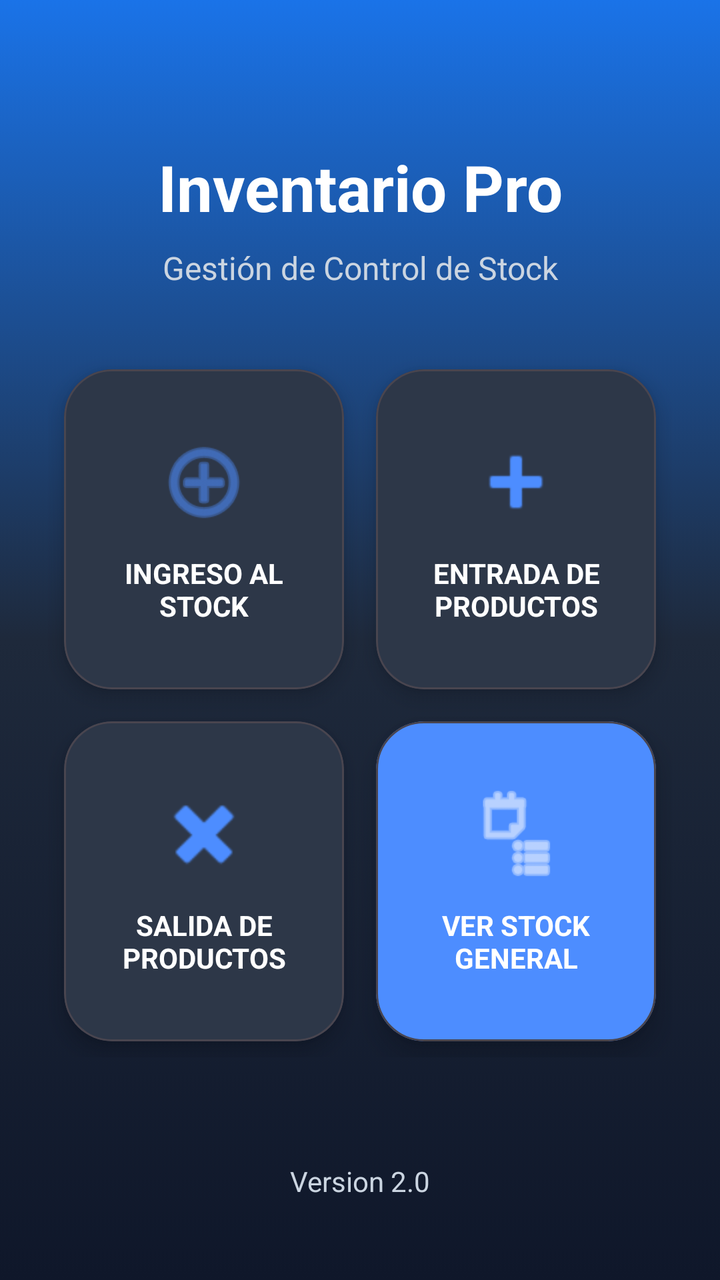
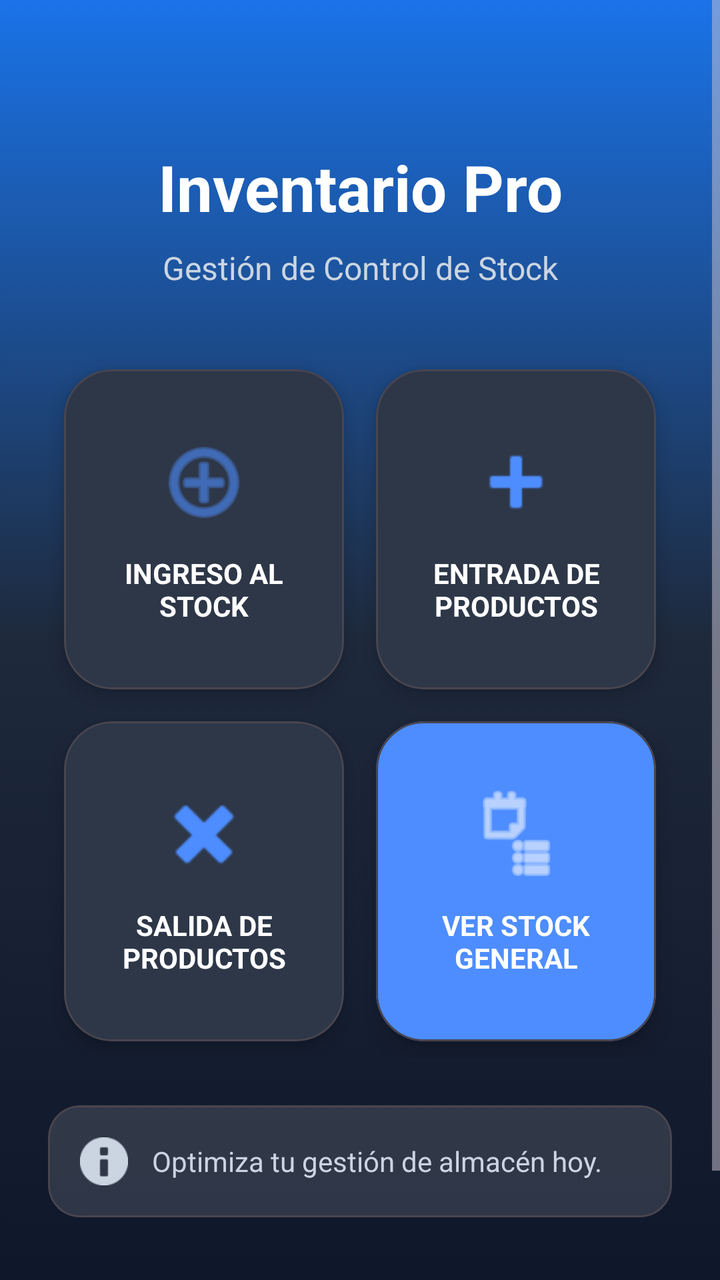

Screens rendered from an Android XML layout before and after an edit, with the pre-edit source and the edit as a unified diff.
<!-- AndroidManifest.xml: activity theme Theme.InventarioApp -->
<!-- res/layout/activity_main.xml -->
<?xml version="1.0" encoding="utf-8"?>
<ScrollView xmlns:android="http://schemas.android.com/apk/res/android"
    xmlns:app="http://schemas.android.com/apk/res-auto"
    xmlns:tools="http://schemas.android.com/tools"
    android:layout_width="match_parent"
    android:layout_height="match_parent"
    android:fillViewport="true"
    android:background="@drawable/fondo_degradado">

    <androidx.constraintlayout.widget.ConstraintLayout
        android:layout_width="match_parent"
        android:layout_height="wrap_content"
        android:padding="24dp"
        tools:context=".MainActivity">

        
        <TextView
            android:id="@+id/tvTitulo"
            android:layout_width="0dp"
            android:layout_height="wrap_content"
            android:layout_marginTop="48dp"
            android:gravity="center"
            android:text="@string/title_main"
            android:textColor="@color/white"
            android:textSize="32sp"
            android:textStyle="bold"
            app:layout_constraintEnd_toEndOf="parent"
            app:layout_constraintStart_toStartOf="parent"
            app:layout_constraintTop_toTopOf="parent" />

        <TextView
            android:id="@+id/tvSubtitulo"
            android:layout_width="0dp"
            android:layout_height="wrap_content"
            android:layout_marginTop="8dp"
            android:gravity="center"
            android:text="@string/subtitle_main"
            android:textColor="@color/text_secondary"
            android:textSize="16sp"
            app:layout_constraintEnd_toEndOf="parent"
            app:layout_constraintStart_toStartOf="parent"
            app:layout_constraintTop_toBottomOf="@id/tvTitulo" />

        
        <GridLayout
            android:id="@+id/glMenu"
            android:layout_width="match_parent"
            android:layout_height="wrap_content"
            android:layout_marginTop="32dp"
            android:columnCount="2"
            android:alignmentMode="alignMargins"
            app:layout_constraintEnd_toEndOf="parent"
            app:layout_constraintStart_toStartOf="parent"
            app:layout_constraintTop_toBottomOf="@id/tvSubtitulo">

            
            <com.google.android.material.card.MaterialCardView
                android:id="@+id/buttonIngresoStock"
                android:layout_width="0dp"
                android:layout_height="160dp"
                android:layout_columnWeight="1"
                android:layout_margin="8dp"
                android:clickable="true"
                android:focusable="true"
                app:cardBackgroundColor="@color/card_background"
                app:cardCornerRadius="24dp"
                app:cardElevation="6dp"
                app:rippleColor="#20FFFFFF">

                <LinearLayout
                    android:layout_width="match_parent"
                    android:layout_height="match_parent"
                    android:gravity="center"
                    android:orientation="vertical"
                    android:padding="16dp">

                    <ImageView
                        android:layout_width="48dp"
                        android:layout_height="48dp"
                        android:src="@android:drawable/ic_menu_add"
                        android:contentDescription="@string/btn_ingreso_stock"
                        app:tint="@color/primary" />

                    <TextView
                        android:layout_width="match_parent"
                        android:layout_height="wrap_content"
                        android:layout_marginTop="12dp"
                        android:gravity="center"
                        android:text="@string/btn_ingreso_stock"
                        android:textColor="@color/text_primary"
                        android:textSize="14sp"
                        android:textStyle="bold" />
                </LinearLayout>
            </com.google.android.material.card.MaterialCardView>

            
            <com.google.android.material.card.MaterialCardView
                android:id="@+id/buttonEntradaProductos"
                android:layout_width="0dp"
                android:layout_height="160dp"
                android:layout_columnWeight="1"
                android:layout_margin="8dp"
                android:clickable="true"
                android:focusable="true"
                app:cardBackgroundColor="@color/card_background"
                app:cardCornerRadius="24dp"
                app:cardElevation="6dp"
                app:rippleColor="#20FFFFFF">

                <LinearLayout
                    android:layout_width="match_parent"
                    android:layout_height="match_parent"
                    android:gravity="center"
                    android:orientation="vertical"
                    android:padding="16dp">

                    <ImageView
                        android:layout_width="48dp"
                        android:layout_height="48dp"
                        android:src="@android:drawable/ic_input_add"
                        android:contentDescription="@string/btn_entrada_productos"
                        app:tint="@color/primary" />

                    <TextView
                        android:layout_width="match_parent"
                        android:layout_height="wrap_content"
                        android:layout_marginTop="12dp"
                        android:gravity="center"
                        android:text="@string/btn_entrada_productos"
                        android:textColor="@color/text_primary"
                        android:textSize="14sp"
                        android:textStyle="bold" />
                </LinearLayout>
            </com.google.android.material.card.MaterialCardView>

            
            <com.google.android.material.card.MaterialCardView
                android:id="@+id/buttonSalidaProductos"
                android:layout_width="0dp"
                android:layout_height="160dp"
                android:layout_columnWeight="1"
                android:layout_margin="8dp"
                android:clickable="true"
                android:focusable="true"
                app:cardBackgroundColor="@color/card_background"
                app:cardCornerRadius="24dp"
                app:cardElevation="6dp"
                app:rippleColor="#20FFFFFF">

                <LinearLayout
                    android:layout_width="match_parent"
                    android:layout_height="match_parent"
                    android:gravity="center"
                    android:orientation="vertical"
                    android:padding="16dp">

                    <ImageView
                        android:layout_width="48dp"
                        android:layout_height="48dp"
                        android:src="@android:drawable/ic_delete"
                        android:contentDescription="@string/btn_salida_productos"
                        app:tint="@color/primary" />

                    <TextView
                        android:layout_width="match_parent"
                        android:layout_height="wrap_content"
                        android:layout_marginTop="12dp"
                        android:gravity="center"
                        android:text="@string/btn_salida_productos"
                        android:textColor="@color/text_primary"
                        android:textSize="14sp"
                        android:textStyle="bold" />
                </LinearLayout>
            </com.google.android.material.card.MaterialCardView>

            
            <com.google.android.material.card.MaterialCardView
                android:id="@+id/buttonStockGeneral"
                android:layout_width="0dp"
                android:layout_height="160dp"
                android:layout_columnWeight="1"
                android:layout_margin="8dp"
                android:clickable="true"
                android:focusable="true"
                app:cardBackgroundColor="@color/primary"
                app:cardCornerRadius="24dp"
                app:cardElevation="8dp"
                app:rippleColor="#40FFFFFF">

                <LinearLayout
                    android:layout_width="match_parent"
                    android:layout_height="match_parent"
                    android:gravity="center"
                    android:orientation="vertical"
                    android:padding="16dp">

                    <ImageView
                        android:layout_width="48dp"
                        android:layout_height="48dp"
                        android:src="@android:drawable/ic_menu_agenda"
                        android:contentDescription="@string/btn_ver_stock"
                        app:tint="@color/white" />

                    <TextView
                        android:layout_width="match_parent"
                        android:layout_height="wrap_content"
                        android:layout_marginTop="12dp"
                        android:gravity="center"
                        android:text="@string/btn_ver_stock"
                        android:textColor="@color/white"
                        android:textSize="14sp"
                        android:textStyle="bold" />
                </LinearLayout>
            </com.google.android.material.card.MaterialCardView>

        </GridLayout>

        
        <TextView
            android:id="@+id/tvFooterVersion"
            android:layout_width="wrap_content"
            android:layout_height="wrap_content"
            android:layout_marginTop="32dp"
            android:layout_marginBottom="16dp"
            android:text="@string/version_app"
            android:textColor="@color/text_secondary"
            android:textSize="14sp"
            app:layout_constraintBottom_toBottomOf="parent"
            app:layout_constraintEnd_toEndOf="parent"
            app:layout_constraintStart_toStartOf="parent"
            app:layout_constraintTop_toBottomOf="@+id/glMenu"
            app:layout_constraintVertical_bias="1.0" />

    </androidx.constraintlayout.widget.ConstraintLayout>
</ScrollView>
<!-- resources referenced by this layout -->
<resources>
  <color name="card_background">#2D3748</color>
  <color name="primary">#4D8DFF</color>
  <color name="text_primary">#FFFFFF</color>
  <color name="text_secondary">#CBD5E1</color>
  <color name="white">#FFFFFFFF</color>
  <!-- drawable fondo_degradado (drawable) -->
  <?xml version="1.0" encoding="utf-8"?>
  <selector xmlns:android="http://schemas.android.com/apk/res/android">
      <item>
          <shape android:shape="rectangle">
              <gradient
                  android:angle="270"
                  android:startColor="@color/grad_start"
                  android:centerColor="@color/surface"
                  android:endColor="#0F172A" />
          </shape>
      </item>
  </selector>
  <string name="btn_entrada_productos">ENTRADA DE PRODUCTOS</string>
  <string name="btn_ingreso_stock">INGRESO AL STOCK</string>
  <string name="btn_salida_productos">SALIDA DE PRODUCTOS</string>
  <string name="btn_ver_stock">VER STOCK GENERAL</string>
  <string name="subtitle_main">Gestión de Control de Stock</string>
  <string name="title_main">Inventario Pro</string>
  <string name="version_app">Version 2.0</string>
  <style name="Theme.InventarioApp" parent="Theme.Material3.Dark.NoActionBar">
          
          <item name="colorPrimary">@color/primary</item>
          <item name="colorOnPrimary">@color/white</item>
          <item name="colorPrimaryContainer">@color/primary_variant</item>
          <item name="colorOnPrimaryContainer">@color/white</item>
          <item name="colorSecondary">@color/secondary</item>
          <item name="android:statusBarColor">#0F172A</item>
          <item name="android:windowBackground">@drawable/fondo_degradado</item>
  
          
          <item name="textInputStyle">@style/Widget.Material3.TextInputLayout.OutlinedBox</item>
      </style>
  <color name="grad_start">#1A73E8</color>
  <color name="surface">#1E293B</color>
  <color name="primary_variant">#1A73E8</color>
  <color name="secondary">#34A853</color>
</resources>

<!-- the commit's change to res/layout/activity_main.xml (unified diff, before → after) -->
@@ -213,7 +213,47 @@
                 </LinearLayout>
             </com.google.android.material.card.MaterialCardView>
 
+            
+            
+
         </GridLayout>
+
+        
+        <com.google.android.material.card.MaterialCardView
+            android:id="@+id/cardInfo"
+            android:layout_width="match_parent"
+            android:layout_height="wrap_content"
+            android:layout_marginTop="24dp"
+            app:cardBackgroundColor="#20FFFFFF"
+            app:cardCornerRadius="16dp"
+            app:cardElevation="0dp"
+            app:layout_constraintTop_toBottomOf="@id/glMenu"
+            app:layout_constraintStart_toStartOf="parent"
+            app:layout_constraintEnd_toEndOf="parent">
+
+            <LinearLayout
+                android:layout_width="match_parent"
+                android:layout_height="wrap_content"
+                android:orientation="horizontal"
+                android:padding="16dp"
+                android:gravity="center_vertical">
+
+                <ImageView
+                    android:layout_width="24dp"
+                    android:layout_height="24dp"
+                    android:src="@android:drawable/ic_dialog_info"
+                    android:contentDescription="@string/desc_info_icon"
+                    app:tint="@color/text_secondary" />
+
+                <TextView
+                    android:layout_width="wrap_content"
+                    android:layout_height="wrap_content"
+                    android:layout_marginStart="12dp"
+                    android:text="@string/info_footer"
+                    android:textColor="@color/text_secondary"
+                    android:textSize="14sp" />
+            </LinearLayout>
+        </com.google.android.material.card.MaterialCardView>
 
         
         <TextView
@@ -228,7 +268,7 @@
             app:layout_constraintBottom_toBottomOf="parent"
             app:layout_constraintEnd_toEndOf="parent"
             app:layout_constraintStart_toStartOf="parent"
-            app:layout_constraintTop_toBottomOf="@+id/glMenu"
+            app:layout_constraintTop_toBottomOf="@+id/cardInfo"
             app:layout_constraintVertical_bias="1.0" />
 
     </androidx.constraintlayout.widget.ConstraintLayout>
<!-- resource entries referenced after the edit -->
@@ -22,6 +22,8 @@
   <string name="btn_ingreso_stock">INGRESO AL STOCK</string>
   <string name="btn_salida_productos">SALIDA DE PRODUCTOS</string>
   <string name="btn_ver_stock">VER STOCK GENERAL</string>
+  <string name="desc_info_icon">Icono de información</string>
+  <string name="info_footer">Optimiza tu gestión de almacén hoy.</string>
   <string name="subtitle_main">Gestión de Control de Stock</string>
   <string name="title_main">Inventario Pro</string>
   <string name="version_app">Version 2.0</string>
